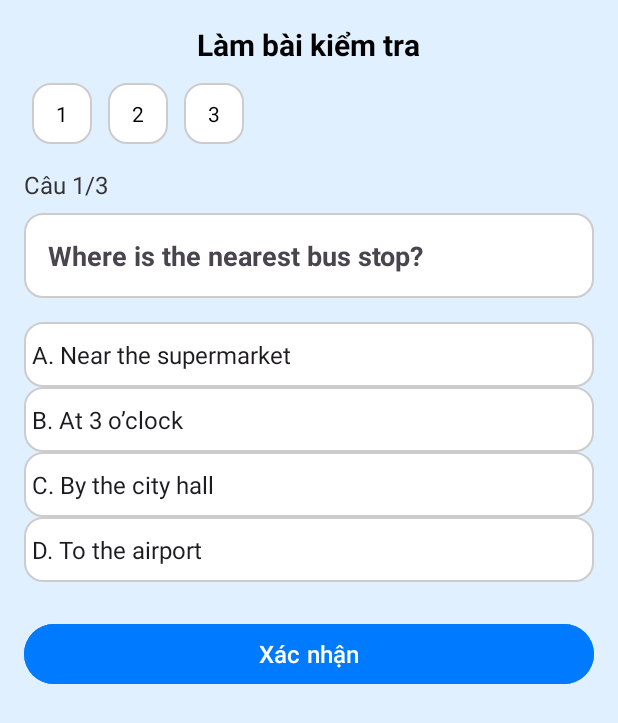
After one commit to lequghuy/EnglishApp, an Android app: the BaiKT screen opened directly, with no data from a screen before it, on a phone screen of 412 x 824 dp. The commit adds this screen. Shown: the top 723 px of the screen. Run offline under Robolectric (Android 15) with nearby library versions, the phone set to English and light mode, and no system bars.

Commit message:
giao diện trắc nghiệm

```diff
--- a/app/src/main/AndroidManifest.xml
+++ b/app/src/main/AndroidManifest.xml
@@ -12,6 +12,7 @@
         android:supportsRtl="true"
         android:theme="@style/Theme.EnglishApp"
         tools:targetApi="31">
+        <activity android:name=".BaiKT" />
         <activity
             android:name=".MainActivity"
             android:exported="true">
@@ -21,9 +22,8 @@
                 <category android:name="android.intent.category.LAUNCHER" />
             </intent-filter>
         </activity>
-        <activity android:name=".VocabularyActivity"/>
-        <activity android:name=".QuizActivity"/>
-        <activity android:name=".TopicQuizActivity"/>
+
+
     </application>
 
 </manifest>
--- /dev/null
+++ b/app/src/main/java/com/example/englishapp/BaiKT.java
@@ -0,0 +1,112 @@
+package com.example.englishapp;
+
+import android.os.Bundle;
+import android.view.View;
+import android.widget.*;
+import androidx.appcompat.app.AppCompatActivity;
+import java.util.*;
+
+public class BaiKT extends AppCompatActivity {
+
+    private TextView txtChuDe, txtSoCau, txtCauHoi;
+    private LinearLayout chonCauHoi, txtLuaChon;
+    private Button btnXacNhan;
+
+    private List<QuizQuestion> questionList;
+    private int currentIndex = 0;
+    private int selectedAnswerIndex = -1;
+    private int score = 0;
+
+    @Override
+    protected void onCreate(Bundle savedInstanceState) {
+        super.onCreate(savedInstanceState);
+        setContentView(R.layout.activity_quiz); // dùng đúng tên XML bạn đã chỉnh
+
+        // Ánh xạ các view mới
+        txtChuDe = findViewById(R.id.txtChuDe);
+        txtSoCau = findViewById(R.id.txtSoCau);
+        txtCauHoi = findViewById(R.id.txtCauHoi);
+        chonCauHoi = findViewById(R.id.chonCauHoi);
+        txtLuaChon = findViewById(R.id.txtLuaChon);
+        btnXacNhan = findViewById(R.id.btnXacNhan);
+
+        // Thiết lập tiêu đề
+        txtChuDe.setText("Làm bài kiểm tra");
+        btnXacNhan.setText("Xác nhận");
+
+        // Tải dữ liệu
+        loadQuestions();
+        setupQuestionNumberCircles();
+        showQuestion(currentIndex);
+
+        // Bắt sự kiện xác nhận
+        btnXacNhan.setOnClickListener(view -> {
+            if (selectedAnswerIndex == -1) {
+                Toast.makeText(this, "Vui lòng chọn một đáp án!", Toast.LENGTH_SHORT).show();
+                return;
+            }
+
+            if (selectedAnswerIndex == questionList.get(currentIndex).getCorrectAnswerIndex()) {
+                score++;
+            }
+
+            if (currentIndex < questionList.size() - 1) {
+                currentIndex++;
+                selectedAnswerIndex = -1;
+                showQuestion(currentIndex);
+            } else {
+                Toast.makeText(this, "Bạn đã hoàn thành! Điểm: " + score + "/" + questionList.size(), Toast.LENGTH_LONG).show();
+                // TODO: Hiển thị kết quả hoặc chuyển trang
+            }
+        });
+    }
+
+    private void loadQuestions() {
+        questionList = new ArrayList<>();
+        questionList.add(new QuizQuestion("Where is the nearest bus stop?",
+                new String[]{"Near the supermarket", "At 3 o’clock", "By the city hall", "To the airport"}, 0));
+        questionList.add(new QuizQuestion("What time is it?",
+                new String[]{"It’s blue", "At 7 o’clock", "My name is John", "See you"}, 1));
+        questionList.add(new QuizQuestion("How are you?",
+                new String[]{"Fine, thank you", "To the left", "Near the market", "Tomorrow"}, 0));
+    }
+
+    private void showQuestion(int index) {
+        QuizQuestion question = questionList.get(index);
+        txtSoCau.setText("Câu " + (index + 1) + "/" + questionList.size());
+        txtCauHoi.setText(question.getQuestion());
+
+        txtLuaChon.removeAllViews();
+        String[] options = question.getOptions();
+        for (int i = 0; i < options.length; i++) {
+            int finalI = i;
+            RadioButton radio = new RadioButton(this);
+            radio.setText((char) ('A' + i) + ". " + options[i]);
+            radio.setTextSize(16);
+            radio.setPadding(8, 16, 8, 16);
+            radio.setButtonDrawable(null);
+            radio.setBackgroundResource(R.drawable.bg_card);
+            radio.setOnClickListener(view -> selectedAnswerIndex = finalI);
+            txtLuaChon.addView(radio);
+        }
+    }
+
+    private void setupQuestionNumberCircles() {
+        chonCauHoi.removeAllViews();
+        for (int i = 0; i < questionList.size(); i++) {
+            TextView number = new TextView(this);
+            number.setText(String.valueOf(i + 1));
+            number.setPadding(24, 16, 24, 16);
+            number.setBackgroundResource(R.drawable.bg_card);
+            number.setTextColor(getResources().getColor(android.R.color.black));
+            number.setTextSize(14);
+
+            LinearLayout.LayoutParams params = new LinearLayout.LayoutParams(
+                    LinearLayout.LayoutParams.WRAP_CONTENT, LinearLayout.LayoutParams.WRAP_CONTENT);
+            params.setMargins(8, 0, 8, 0);
+            number.setLayoutParams(params);
+
+            chonCauHoi.addView(number);
+        }
+    }
+}
--- a/app/src/main/java/com/example/englishapp/MainActivity.java
+++ b/app/src/main/java/com/example/englishapp/MainActivity.java
@@ -2,20 +2,29 @@ package com.example.englishapp;
 
 import android.content.Intent;
 import android.os.Bundle;
+import android.view.View;
 import androidx.appcompat.app.AppCompatActivity;
 import androidx.cardview.widget.CardView;
 
 public class MainActivity extends AppCompatActivity {
 
-
+    CardView cardQuiz;
 
     @Override
     protected void onCreate(Bundle savedInstanceState) {
         super.onCreate(savedInstanceState);
         setContentView(R.layout.activity_main);
 
+        addView();
+    }
 
+    // ánh xạ views từ xml
+    private void addView() {
+        cardQuiz =(CardView) findViewById(R.id.card_quiz);
+    }
 
-
+    public void onClickQuiz(View view) {
+        Intent intent = new Intent(this, BaiKT.class);
+        startActivity(intent);
     }
 }
--- /dev/null
+++ b/app/src/main/java/com/example/englishapp/QuizQuestion.java
@@ -0,0 +1,25 @@
+package com.example.englishapp;
+
+public class QuizQuestion {
+    private String question;
+    private String[] options;
+    private int correctAnswerIndex;
+
+    public QuizQuestion(String question, String[] options, int correctAnswerIndex) {
+        this.question = question;
+        this.options = options;
+        this.correctAnswerIndex = correctAnswerIndex;
+    }
+
+    public String getQuestion() {
+        return question;
+    }
+
+    public String[] getOptions() {
+        return options;
+    }
+
+    public int getCorrectAnswerIndex() {
+        return correctAnswerIndex;
+    }
+}
--- /dev/null
+++ b/app/src/main/res/drawable/bg_card.xml
@@ -0,0 +1,7 @@
+<?xml version="1.0" encoding="utf-8"?>
+<shape xmlns:android="http://schemas.android.com/apk/res/android"
+    android:shape="rectangle">
+    <solid android:color="#FFFFFF"/>
+    <corners android:radius="12dp"/>
+    <stroke android:color="#CCCCCC" android:width="1dp"/>
+</shape>
--- a/app/src/main/res/layout/activity_main.xml
+++ b/app/src/main/res/layout/activity_main.xml
@@ -33,7 +33,6 @@
             android:textStyle="bold"
             android:layout_marginStart="12dp"
             android:textColor="#333333" />
-
     </LinearLayout>
 
     <!-- Scroll content -->
@@ -59,7 +58,8 @@
                 android:layout_marginBottom="12dp"
                 android:clickable="true"
                 android:focusable="true"
-                android:foreground="?android:attr/selectableItemBackground">
+                android:foreground="?android:attr/selectableItemBackground"
+                android:onClick="onClickVocabulary">
 
                 <LinearLayout
                     android:layout_width="match_parent"
@@ -95,7 +95,6 @@
                             android:text="Học các từ mới theo chủ đề"
                             android:textSize="14sp"
                             android:textColor="#666666" />
-
                     </LinearLayout>
                 </LinearLayout>
             </androidx.cardview.widget.CardView>
@@ -110,7 +109,8 @@
                 android:layout_marginBottom="12dp"
                 android:clickable="true"
                 android:focusable="true"
-                android:foreground="?android:attr/selectableItemBackground">
+                android:foreground="?android:attr/selectableItemBackground"
+                android:onClick="onClickGrammar">
 
                 <LinearLayout
                     android:layout_width="match_parent"
@@ -146,7 +146,6 @@
                             android:text="Ôn luyện các chủ đề ngữ pháp phổ biến"
                             android:textSize="14sp"
                             android:textColor="#666666" />
-
                     </LinearLayout>
                 </LinearLayout>
             </androidx.cardview.widget.CardView>
@@ -161,7 +160,8 @@
                 android:layout_marginBottom="12dp"
                 android:clickable="true"
                 android:focusable="true"
-                android:foreground="?android:attr/selectableItemBackground">
+                android:foreground="?android:attr/selectableItemBackground"
+                android:onClick="onClickQuiz">
 
                 <LinearLayout
                     android:layout_width="match_parent"
@@ -197,7 +197,6 @@
                             android:text="Kiểm tra kỹ năng của bạn"
                             android:textSize="14sp"
                             android:textColor="#666666" />
-
                     </LinearLayout>
                 </LinearLayout>
             </androidx.cardview.widget.CardView>
@@ -212,7 +211,8 @@
                 android:layout_marginBottom="12dp"
                 android:clickable="true"
                 android:focusable="true"
-                android:foreground="?android:attr/selectableItemBackground">
+                android:foreground="?android:attr/selectableItemBackground"
+                android:onClick="onClickStats">
 
                 <LinearLayout
                     android:layout_width="match_parent"
@@ -248,7 +248,6 @@
                             android:text="Xem tiến độ học tập của bạn"
                             android:textSize="14sp"
                             android:textColor="#666666" />
-
                     </LinearLayout>
                 </LinearLayout>
             </androidx.cardview.widget.CardView>
--- /dev/null
+++ b/app/src/main/res/layout/activity_quiz.xml
@@ -0,0 +1,78 @@
+<?xml version="1.0" encoding="utf-8"?>
+<ScrollView xmlns:android="http://schemas.android.com/apk/res/android"
+    android:layout_width="match_parent"
+    android:layout_height="match_parent"
+    android:background="#E0F0FF">
+
+    <LinearLayout
+        android:layout_width="match_parent"
+        android:layout_height="wrap_content"
+        android:orientation="vertical"
+        android:padding="16dp">
+
+        <TextView
+            android:id="@+id/txtChuDe"
+            android:layout_width="wrap_content"
+            android:layout_height="wrap_content"
+            android:text="Câu hỏi trắc nghiệm"
+            android:textSize="20sp"
+            android:textStyle="bold"
+            android:textColor="#000000"
+            android:layout_gravity="center_horizontal"/>
+
+        <!-- Dãy số câu hỏi -->
+        <HorizontalScrollView
+            android:layout_width="match_parent"
+            android:layout_height="wrap_content"
+            android:layout_marginTop="12dp"
+            android:overScrollMode="never">
+
+            <LinearLayout
+                android:id="@+id/chonCauHoi"
+                android:layout_width="wrap_content"
+                android:layout_height="wrap_content"
+                android:orientation="horizontal"
+                android:gravity="center_vertical"/>
+        </HorizontalScrollView>
+
+        <!-- Số và nội dung câu hỏi -->
+        <TextView
+            android:id="@+id/txtSoCau"
+            android:layout_width="wrap_content"
+            android:layout_height="wrap_content"
+            android:text=""
+            android:textSize="16sp"
+            android:textColor="#333333"
+            android:layout_marginTop="16dp"/>
+
+        <TextView
+            android:id="@+id/txtCauHoi"
+            android:layout_width="match_parent"
+            android:layout_height="wrap_content"
+            android:text=""
+            android:textSize="18sp"
+            android:textStyle="bold"
+            android:background="@drawable/bg_card"
+            android:padding="16dp"
+            android:layout_marginTop="8dp"/>
+
+        <!-- Đáp ábn của câu hỏi -->
+        <LinearLayout
+            android:id="@+id/txtLuaChon"
+            android:layout_width="match_parent"
+            android:layout_height="wrap_content"
+            android:orientation="vertical"
+            android:layout_marginTop="16dp" />
+
+        <!-- Nút xác nhận -->
+        <Button
+            android:id="@+id/btnXacNhan"
+            android:layout_width="match_parent"
+            android:layout_height="wrap_content"
+            android:text=""
+            android:backgroundTint="#007AFF"
+            android:textColor="#FFFFFF"
+            android:textSize="16sp"
+            android:layout_marginTop="24dp"/>
+    </LinearLayout>
+</ScrollView>
```
